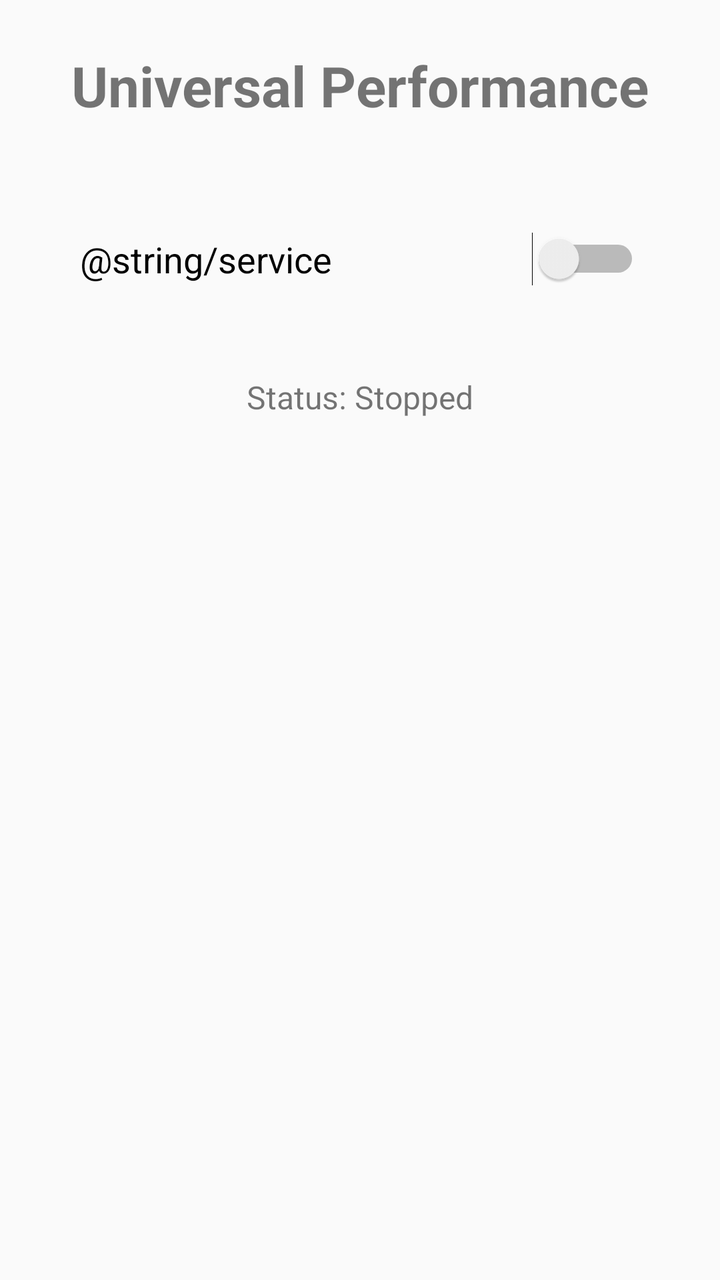
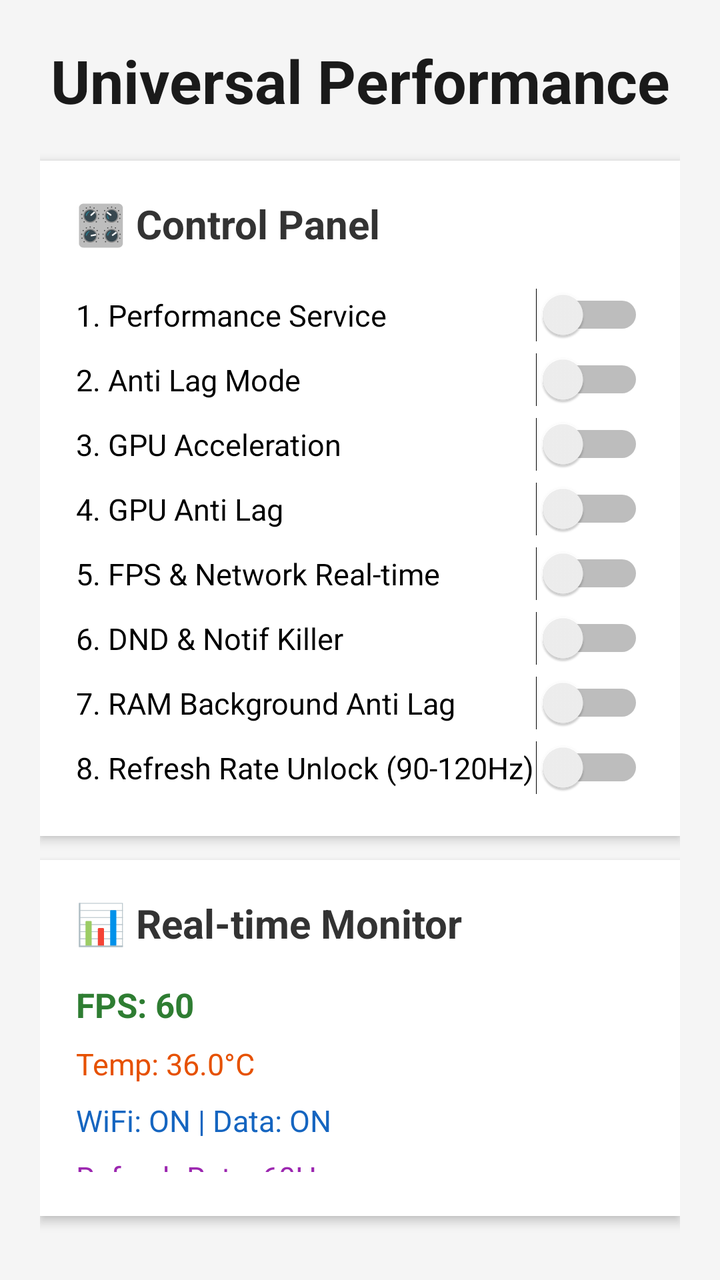

Two renders of the same Android screen: before a commit and after it. Below are the layout's source before the change and the commit's diff.
<!-- AndroidManifest.xml: application theme Theme.AppCompat.Light.NoActionBar -->
<!-- res/layout/activity_main.xml -->
<?xml version="1.0" encoding="utf-8"?>
<LinearLayout xmlns:android="http://schemas.android.com/apk/res/android"
    android:layout_width="match_parent"
    android:layout_height="match_parent"
    android:orientation="vertical"
    android:padding="24dp"
    android:gravity="center_horizontal">

    <TextView
        android:layout_width="wrap_content"
        android:layout_height="wrap_content"
        android:text="Universal Performance"
        android:textSize="28sp"
        android:textStyle="bold"
        android:layout_marginBottom="40dp"/>

    <Switch
        android:id="@+id/switch_service"
        android:layout_width="match_parent"
        android:layout_height="wrap_content"
        android:text="@string/service"
        android:textSize="18sp"
        android:padding="16dp"/>

    <TextView
        android:id="@+id/tv_status"
        android:layout_width="wrap_content"
        android:layout_height="wrap_content"
        android:text="Status: Stopped"
        android:textSize="16sp"
        android:layout_marginTop="30dp"/>
</LinearLayout>
<!-- resources referenced by this layout -->
<resources>

</resources>

<!-- the commit's change to res/layout/activity_main.xml (unified diff, before → after) -->
@@ -3,30 +3,114 @@
     android:layout_width="match_parent"
     android:layout_height="match_parent"
     android:orientation="vertical"
-    android:padding="24dp"
-    android:gravity="center_horizontal">
+    android:padding="20dp"
+    android:background="#F5F5F5">
 
     <TextView
-        android:layout_width="wrap_content"
+        android:layout_width="match_parent"
         android:layout_height="wrap_content"
         android:text="Universal Performance"
-        android:textSize="28sp"
+        android:textSize="30sp"
         android:textStyle="bold"
-        android:layout_marginBottom="40dp"/>
+        android:gravity="center"
+        android:layout_marginBottom="20dp"
+        android:textColor="#1A1A1A"/>
 
-    <Switch
-        android:id="@+id/switch_service"
+    <LinearLayout
         android:layout_width="match_parent"
         android:layout_height="wrap_content"
-        android:text="@string/service"
-        android:textSize="18sp"
-        android:padding="16dp"/>
+        android:orientation="vertical"
+        android:background="#FFFFFF"
+        android:padding="18dp"
+        android:layout_marginBottom="12dp"
+        android:elevation="3dp">
 
-    <TextView
-        android:id="@+id/tv_status"
-        android:layout_width="wrap_content"
+        <TextView android:layout_width="wrap_content" android:layout_height="wrap_content"
+            android:text="🎛️ Control Panel" android:textSize="20sp" android:textStyle="bold"
+            android:layout_marginBottom="16dp" android:textColor="#333333"/>
+
+        <Switch android:id="@+id/switch_service" android:layout_width="match_parent"
+            android:layout_height="wrap_content" android:text="@string/performance_service"
+            android:textSize="15sp" android:paddingVertical="6dp"/>
+
+        <Switch android:id="@+id/switch_anti_lag" android:layout_width="match_parent"
+            android:layout_height="wrap_content" android:text="@string/anti_lag"
+            android:textSize="15sp" android:paddingVertical="6dp"/>
+
+        <Switch android:id="@+id/switch_gpu_accel" android:layout_width="match_parent"
+            android:layout_height="wrap_content" android:text="@string/gpu_accel"
+            android:textSize="15sp" android:paddingVertical="6dp"/>
+
+        <Switch android:id="@+id/switch_gpu_anti_lag" android:layout_width="match_parent"
+            android:layout_height="wrap_content" android:text="@string/gpu_anti_lag"
+            android:textSize="15sp" android:paddingVertical="6dp"/>
+
+        <Switch android:id="@+id/switch_fps_overlay" android:layout_width="match_parent"
+            android:layout_height="wrap_content" android:text="@string/fps_overlay"
+            android:textSize="15sp" android:paddingVertical="6dp"/>
+
+        <Switch android:id="@+id/switch_dnd_mode" android:layout_width="match_parent"
+            android:layout_height="wrap_content" android:text="@string/dnd_mode"
+            android:textSize="15sp" android:paddingVertical="6dp"/>
+
+        <Switch android:id="@+id/switch_ram_boost" android:layout_width="match_parent"
+            android:layout_height="wrap_content" android:text="@string/ram_boost"
+            android:textSize="15sp" android:paddingVertical="6dp"/>
+
+        <Switch android:id="@+id/switch_refresh" android:layout_width="match_parent"
+            android:layout_height="wrap_content" android:text="@string/refresh_unlock"
+            android:textSize="15sp" android:paddingVertical="6dp"/>
+    </LinearLayout>
+
+    <LinearLayout
+        android:layout_width="match_parent"
         android:layout_height="wrap_content"
-        android:text="Status: Stopped"
-        android:textSize="16sp"
-        android:layout_marginTop="30dp"/>
+        android:orientation="vertical"
+        android:background="#FFFFFF"
+        android:padding="18dp"
+        android:layout_marginBottom="12dp"
+        android:elevation="3dp">
+
+        <TextView android:layout_width="wrap_content" android:layout_height="wrap_content"
+            android:text="📊 Real-time Monitor" android:textSize="20sp" android:textStyle="bold"
+            android:layout_marginBottom="12dp" android:textColor="#333333"/>
+
+        <TextView android:id="@+id/text_fps" android:layout_width="match_parent"
+            android:layout_height="wrap_content" android:text="FPS: 60"
+            android:textSize="17sp" android:paddingVertical="4dp"
+            android:textColor="#2E7D32" android:textStyle="bold"/>
+
+        <TextView android:id="@+id/text_temp" android:layout_width="match_parent"
+            android:layout_height="wrap_content" android:text="Temp: 36.0°C"
+            android:textSize="15sp" android:paddingVertical="4dp" android:textColor="#E65100"/>
+
+        <TextView android:id="@+id/text_network" android:layout_width="match_parent"
+            android:layout_height="wrap_content" android:text="WiFi: ON | Data: ON"
+            android:textSize="15sp" android:paddingVertical="4dp" android:textColor="#1565C0"/>
+
+        <TextView android:id="@+id/text_refresh" android:layout_width="match_parent"
+            android:layout_height="wrap_content" android:text="Refresh Rate: 60Hz"
+            android:textSize="15sp" android:paddingVertical="4dp" android:textColor="#9C27B0"/>
+    </LinearLayout>
+
+    <LinearLayout
+        android:layout_width="match_parent"
+        android:layout_height="wrap_content"
+        android:orientation="vertical"
+        android:background="#FFFFFF"
+        android:padding="18dp"
+        android:elevation="3dp">
+
+        <TextView android:layout_width="wrap_content" android:layout_height="wrap_content"
+            android:text="ℹ️ Info" android:textSize="20sp" android:textStyle="bold"
+            android:layout_marginBottom="8dp" android:textColor="#333333"/>
+
+        <TextView android:id="@+id/text_status" android:layout_width="match_parent"
+            android:layout_height="wrap_content" android:text="Status: Stopped"
+            android:textSize="15sp" android:paddingVertical="4dp" android:textColor="#666666"/>
+
+        <TextView android:id="@+id/text_games" android:layout_width="match_parent"
+            android:layout_height="wrap_content" android:text="@string/game_support"
+            android:textSize="13sp" android:paddingVertical="4dp" android:textColor="#888888"/>
+    </LinearLayout>
 </LinearLayout>
<!-- resource entries referenced after the edit -->
@@ -1,5 +1,13 @@
 <!-- resources referenced by this layout -->
 <resources>
-
+  <string name="anti_lag">2. Anti Lag Mode</string>
+  <string name="dnd_mode">6. DND &amp; Notif Killer</string>
+  <string name="fps_overlay">5. FPS &amp; Network Real-time</string>
+  <string name="game_support">Supported: QQ Speed, Speed Drifters</string>
+  <string name="gpu_accel">3. GPU Acceleration</string>
+  <string name="gpu_anti_lag">4. GPU Anti Lag</string>
+  <string name="performance_service">1. Performance Service</string>
+  <string name="ram_boost">7. RAM Background Anti Lag</string>
+  <string name="refresh_unlock">8. Refresh Rate Unlock (90-120Hz)</string>
 </resources>
 
